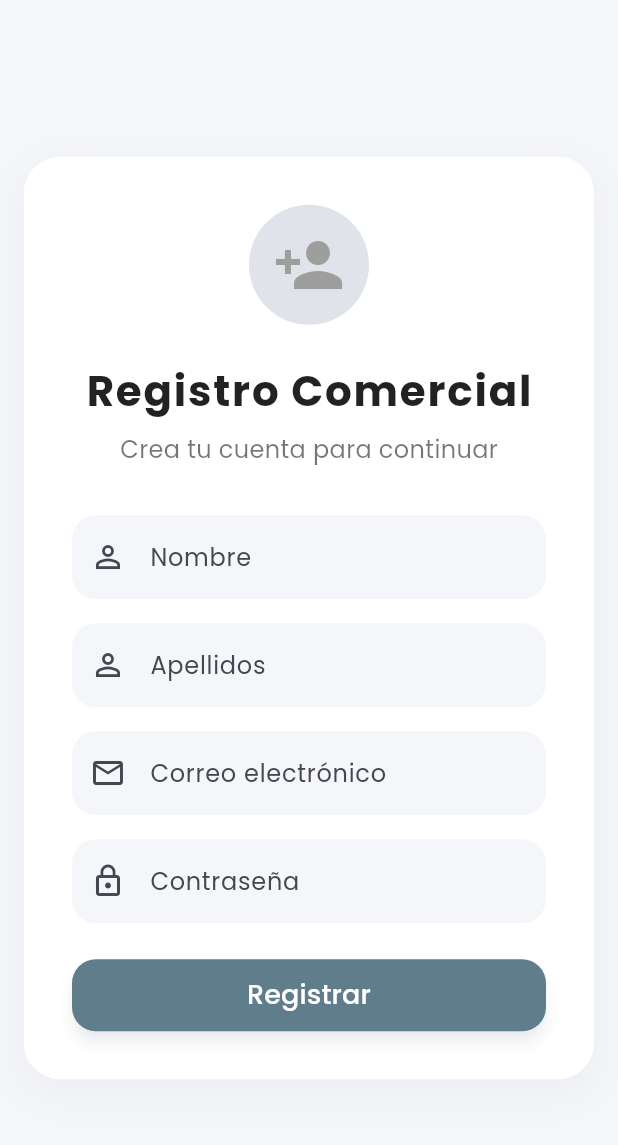
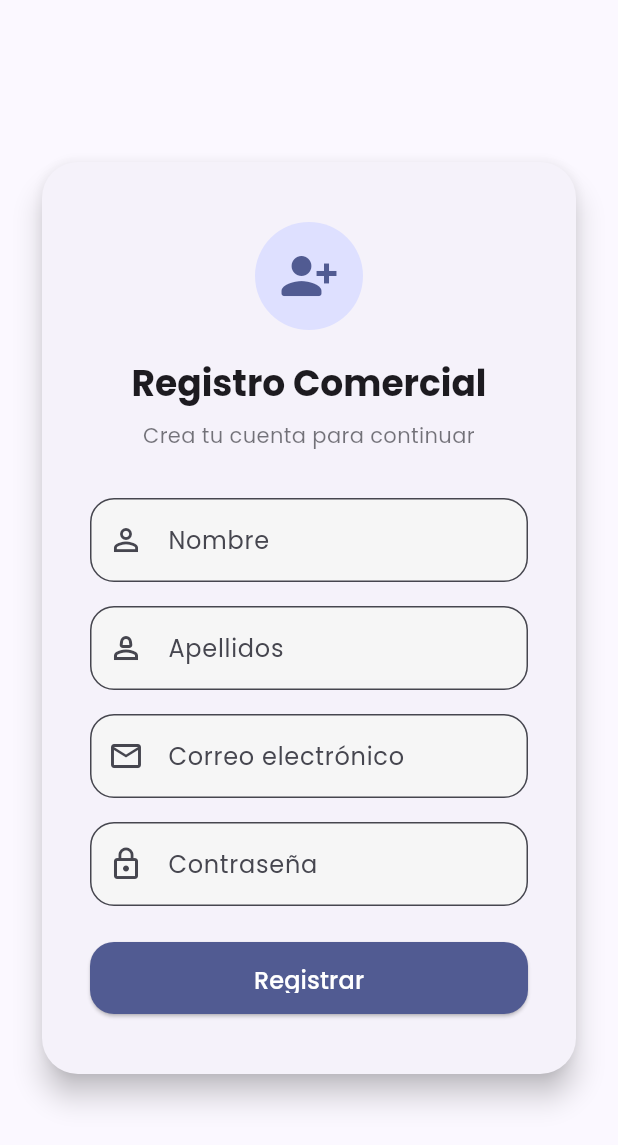
Before and after one commit to Geconta/tickets, a Flutter app: the RegisterPage screen opened by its route, on a phone screen of 412 x 824 dp. Shown: the top 1145 px of the screen. Run offline on Flutter 3.47's test engine with Material 3 defaults, Android fonts, the phone set to English and light mode, and no system bars; our stand-ins replace cloud_firestore, firebase_auth, firebase_core, google_fonts, image_picker, printing and 2 more; missing offline and left inert: dart:html, excel, google_ml_kit, syncfusion_flutter_xlsio; accounts and stored records are empty.

Commit message:
Mejora UI

```diff
--- a/lib/views/comercial_page.dart
+++ b/lib/views/comercial_page.dart
@@ -732,7 +732,7 @@ class _ComercialPageState extends State<ComercialPage> {
                 Expanded(
                   child: ElevatedButton.icon(
                     icon: Icon(
-                      Icons.camera_alt_outlined,
+                      Icons.camera_alt,
                       color: imagenCopia == null ? Colors.grey : Colors.blue,
                     ),
                     label: Text(imagenCopia == null
@@ -767,6 +767,23 @@ class _ComercialPageState extends State<ComercialPage> {
             ),
             const SizedBox(height: 10),
             ElevatedButton(
+              style: ElevatedButton.styleFrom(
+                backgroundColor: (tipoTicketNuevo != null &&
+                        imagenFactura != null &&
+                        imagenCopia != null &&
+                        !isUploading)
+                    ? Colors
+                        .blue[700] // Color más oscuro cuando está habilitado
+                    : Colors
+                        .grey[400], // Color más claro cuando está deshabilitado
+
+                foregroundColor: (tipoTicketNuevo != null &&
+                        imagenFactura != null &&
+                        imagenCopia != null &&
+                        !isUploading)
+                    ? Colors.white // Texto blanco si habilitado
+                    : Colors.white70, // Texto más tenue si deshabilitado
+              ),
               onPressed: (tipoTicketNuevo != null &&
                       imagenFactura != null &&
                       imagenCopia != null &&
--- a/lib/views/register_page.dart
+++ b/lib/views/register_page.dart
@@ -33,7 +33,6 @@ class _RegisterPageState extends State<RegisterPage> {
 
       final user = userCredential.user;
 
-      // Guardar en Firestore
       await FirebaseFirestore.instance.collection('users').doc(user!.uid).set({
         'uid': user.uid,
         'email': email,
@@ -42,10 +41,8 @@ class _RegisterPageState extends State<RegisterPage> {
         'createdAt': FieldValue.serverTimestamp(),
       });
 
-      // ✅ Enviar verificación de correo
       await user.sendEmailVerification();
 
-      // ✅ Mostrar diálogo y NO redirigir a la app directamente
       showDialog(
         context: context,
         builder: (_) => AlertDialog(
@@ -54,13 +51,12 @@ class _RegisterPageState extends State<RegisterPage> {
           actions: [
             TextButton(
               onPressed: () async {
-                await user.reload(); // Actualiza los datos del usuario
+                await user.reload();
                 final refreshedUser = FirebaseAuth.instance.currentUser;
                 if (refreshedUser != null && refreshedUser.emailVerified) {
                   if (mounted) {
-                    Navigator.pop(context); // Cierra el diálogo
-                    Navigator.pushReplacementNamed(
-                        context, '/comercial'); // Va a comercial
+                    Navigator.pop(context);
+                    Navigator.pushReplacementNamed(context, '/comercial');
                   }
                 } else {
                   ScaffoldMessenger.of(context).showSnackBar(
@@ -73,9 +69,8 @@ class _RegisterPageState extends State<RegisterPage> {
             ),
             TextButton(
               onPressed: () {
-                FirebaseAuth.instance.signOut(); // Cierra sesión
-                Navigator.popUntil(
-                    context, ModalRoute.withName('/login')); // Regresa a login
+                FirebaseAuth.instance.signOut();
+                Navigator.popUntil(context, ModalRoute.withName('/login'));
               },
               child: const Text('Cancelar'),
             ),
@@ -93,131 +88,122 @@ class _RegisterPageState extends State<RegisterPage> {
 
   @override
   Widget build(BuildContext context) {
+    final colorScheme = Theme.of(context).colorScheme;
+    final textTheme = Theme.of(context).textTheme;
+
     return Scaffold(
-      backgroundColor: const Color(0xFFF5F6FA), // Gris muy claro
+      backgroundColor: colorScheme.background,
       body: Center(
         child: SingleChildScrollView(
-          child: Container(
-            margin: const EdgeInsets.symmetric(horizontal: 16, vertical: 32),
-            padding: const EdgeInsets.all(32),
-            decoration: BoxDecoration(
-              color: Colors.white,
-              borderRadius: BorderRadius.circular(24),
-              boxShadow: [
-                BoxShadow(
-                  color: Colors.grey.withOpacity(0.10),
-                  blurRadius: 24,
-                  offset: const Offset(0, 8),
-                ),
-              ],
-            ),
+          padding: const EdgeInsets.all(24),
+          child: ConstrainedBox(
+            constraints: const BoxConstraints(maxWidth: 480),
+            child: Card(
+              elevation: 8,
+              shape: RoundedRectangleBorder(
+                  borderRadius: BorderRadius.circular(24)),
+              child: Padding(
+                padding:
+                    const EdgeInsets.symmetric(horizontal: 32, vertical: 40),
                 child: Column(
                   mainAxisSize: MainAxisSize.min,
                   children: [
-                const CircleAvatar(
-                  radius: 40,
-                  backgroundColor: Color(0xFFE0E3EA),
-                  child: Icon(
-                    Icons.person_add,
-                    size: 48,
-                    color: Colors.grey,
+                    CircleAvatar(
+                      radius: 36,
+                      backgroundColor: colorScheme.primaryContainer,
+                      child: Icon(Icons.person_add_alt_1_rounded,
+                          size: 40, color: colorScheme.primary),
                     ),
-                ),
-                const SizedBox(height: 24),
-                const Text(
+                    const SizedBox(height: 20),
+                    Text(
                       'Registro Comercial',
-                  style: TextStyle(
-                    fontSize: 28,
-                    fontWeight: FontWeight.bold,
-                    color: Colors.black87,
-                    letterSpacing: 1.2,
-                  ),
+                      style: textTheme.headlineSmall
+                          ?.copyWith(fontWeight: FontWeight.bold),
                     ),
                     const SizedBox(height: 8),
-                const Text(
+                    Text(
                       'Crea tu cuenta para continuar',
-                  style: TextStyle(fontSize: 16, color: Colors.black54),
+                      style: textTheme.bodyMedium?.copyWith(
+                        color: colorScheme.onSurface.withOpacity(0.6),
+                      ),
+                      textAlign: TextAlign.center,
                     ),
                     const SizedBox(height: 32),
+
+                    // Nombre
                     TextField(
                       controller: nameController,
-                  decoration: const InputDecoration(
-                    prefixIcon: Icon(Icons.person_outline),
+                      decoration: InputDecoration(
                         labelText: 'Nombre',
-                    filled: true,
-                    fillColor: Color(0xFFF5F6FA),
+                        prefixIcon: const Icon(Icons.person_outline),
                         border: OutlineInputBorder(
-                      borderRadius: BorderRadius.all(Radius.circular(16)),
-                      borderSide: BorderSide.none,
+                          borderRadius: BorderRadius.circular(16),
                         ),
                       ),
                     ),
                     const SizedBox(height: 16),
+
+                    // Apellidos
                     TextField(
                       controller: lastNameController,
-                  decoration: const InputDecoration(
-                    prefixIcon: Icon(Icons.person_outline),
+                      decoration: InputDecoration(
                         labelText: 'Apellidos',
-                    filled: true,
-                    fillColor: Color(0xFFF5F6FA),
+                        prefixIcon: const Icon(Icons.person_2_outlined),
                         border: OutlineInputBorder(
-                      borderRadius: BorderRadius.all(Radius.circular(16)),
-                      borderSide: BorderSide.none,
+                          borderRadius: BorderRadius.circular(16),
                         ),
                       ),
                     ),
                     const SizedBox(height: 16),
+
+                    // Correo
                     TextField(
                       controller: emailController,
-                  decoration: const InputDecoration(
-                    prefixIcon: Icon(Icons.email_outlined),
+                      keyboardType: TextInputType.emailAddress,
+                      decoration: InputDecoration(
                         labelText: 'Correo electrónico',
-                    filled: true,
-                    fillColor: Color(0xFFF5F6FA),
+                        prefixIcon: const Icon(Icons.email_outlined),
                         border: OutlineInputBorder(
-                      borderRadius: BorderRadius.all(Radius.circular(16)),
-                      borderSide: BorderSide.none,
+                          borderRadius: BorderRadius.circular(16),
                         ),
                       ),
-                  keyboardType: TextInputType.emailAddress,
                     ),
                     const SizedBox(height: 16),
+
+                    // Contraseña
                     TextField(
                       controller: passwordController,
                       obscureText: true,
-                  decoration: const InputDecoration(
-                    prefixIcon: Icon(Icons.lock_outline),
+                      decoration: InputDecoration(
                         labelText: 'Contraseña',
-                    filled: true,
-                    fillColor: Color(0xFFF5F6FA),
+                        prefixIcon: const Icon(Icons.lock_outline),
                         border: OutlineInputBorder(
-                      borderRadius: BorderRadius.all(Radius.circular(16)),
-                      borderSide: BorderSide.none,
+                          borderRadius: BorderRadius.circular(16),
                         ),
                       ),
                     ),
                     const SizedBox(height: 24),
-                isLoading
-                    ? const CircularProgressIndicator()
-                    : SizedBox(
+
+                    // Botón
+                    SizedBox(
                       width: double.infinity,
                       height: 48,
-                        child: ElevatedButton(
+                      child: isLoading
+                          ? const Center(child: CircularProgressIndicator())
+                          : ElevatedButton(
                               style: ElevatedButton.styleFrom(
-                            backgroundColor: Colors.blueGrey,
+                                padding:
+                                    const EdgeInsets.symmetric(vertical: 14),
+                                backgroundColor: colorScheme.primary,
                                 shape: RoundedRectangleBorder(
                                   borderRadius: BorderRadius.circular(16),
                                 ),
-                            elevation: 4,
-                            shadowColor: Colors.blueGrey.withOpacity(0.2),
                               ),
                               onPressed: _register,
                               child: const Text(
                                 'Registrar',
                                 style: TextStyle(
-                              fontSize: 18,
-                              color: Colors.white,
-                            ),
+                                    fontSize: 16, color: Colors.white),
                               ),
                             ),
                     ),
@@ -226,6 +212,8 @@ class _RegisterPageState extends State<RegisterPage> {
               ),
             ),
           ),
+        ),
+      ),
     );
   }
 }
```
Lines whose indentation alone changed are shown as unchanged.
